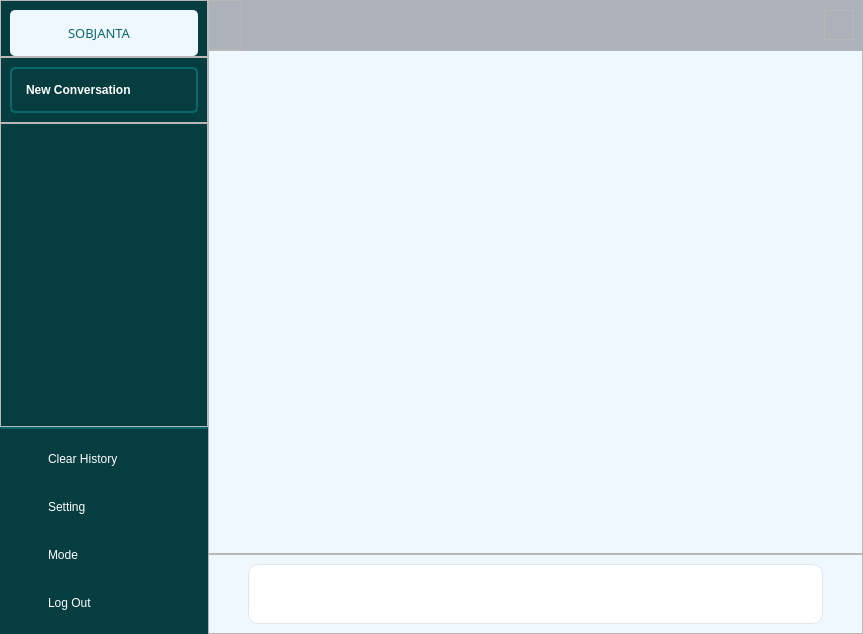
Old version of the form TestDemo-2/DashboardTestDemo.ui in the repository mrshakil015/Python-GUI-PyQt6.
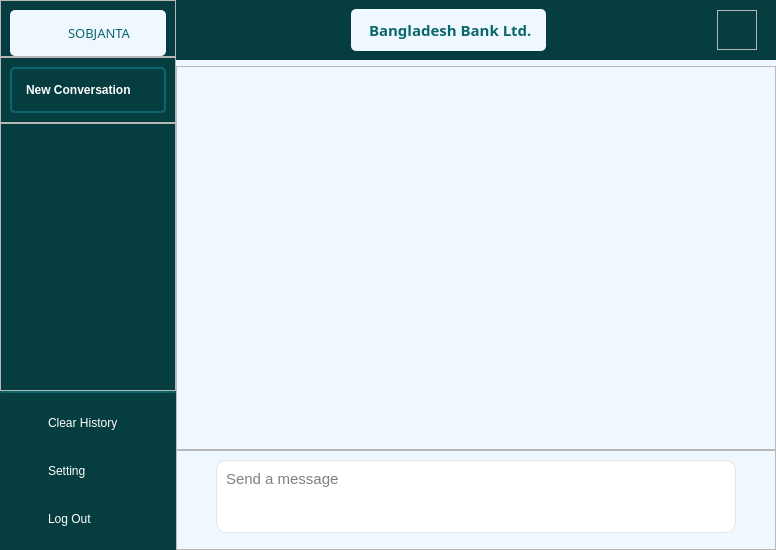
New version of the form. Icons and pictures are not drawn.

```diff
--- a/TestDemo-2/DashboardTestDemo.ui
+++ b/TestDemo-2/DashboardTestDemo.ui
@@ -6,8 +6,8 @@
    <rect>
     <x>0</x>
     <y>0</y>
-    <width>863</width>
-    <height>634</height>
+    <width>776</width>
+    <height>550</height>
    </rect>
   </property>
   <property name="windowTitle">
@@ -25,18 +25,54 @@
 padding: 5px;
 
 }
+
 #menuframe{
 border-top: 2px solid #0a676c;
 }
+
 #menuframe QFrame:hover,
+#chatlist::item:hover,
 #newconversation QFrame:hover{
 background-color:#0a676c;
 color: black;
 }
-#logo_section QFrame{
+
+#chatlist::item:selected {
+	background-color: #0a676c;
+}
+
+#chatlist {
+	border: none;
+}
+
+#chatlist::item {
+	color: #fff;
+	padding: 10px;
+	border-radius: 5px;
+	margin-top:5px;
+}
+
+#chatlist_scrollArea {
+  border: none;
+}
+
+#header{
+background-color: #063d40
+}
+#header QPushButton {
+border: none;
+background-color: transparent;
+}
+
+#logo_section QFrame, #companyname_section{
 background:#F0F8FF;
 border-radius: 5px;
 }
+#company_name{
+padding-left: 5px;
+color: #0A676C;
+}
+
 #login_section QPushButton{
 color: #0a676c;
 }
@@ -44,6 +80,7 @@
 #newconversation QFrame{
 border: 2px solid #0a676c;
 }
+
 #menuframe QFrame, 
 #newconversation QFrame{
 border-radius: 5px;
@@ -53,14 +90,6 @@
 border:noe;
 }
 
-#header{
-background-color: #abb2b9
-}
-#header QPushButton {
-border: none;
-background-color: transparent;
-}
-
 #input_frame{
 border: 1px solid #e5e5e5;
 background: #fff;
@@ -70,6 +99,7 @@
 #input_textEdit {
 border: none;
 padding-top: 5px;
+padding-left: 5px;
 }
 #send_btn{
 border: none;
@@ -298,9 +328,13 @@
          <property name="frameShadow">
           <enum>QFrame::Raised</enum>
          </property>
-         <layout class="QVBoxLayout" name="verticalLayout_2">
-          <item>
-           <widget class="QListView" name="chatlist"/>
+         <layout class="QGridLayout" name="gridLayout_3">
+          <item row="0" column="0">
+           <widget class="QListView" name="chatlist">
+            <property name="cursor" stdset="0">
+             <cursorShape>PointingHandCursor</cursorShape>
+            </property>
+           </widget>
           </item>
          </layout>
         </widget>
@@ -396,47 +430,6 @@
             </layout>
            </widget>
           </item>
-          <item>
-           <widget class="QFrame" name="frame_6">
-            <property name="cursor">
-             <cursorShape>PointingHandCursor</cursorShape>
-            </property>
-            <property name="frameShape">
-             <enum>QFrame::StyledPanel</enum>
-            </property>
-            <property name="frameShadow">
-             <enum>QFrame::Raised</enum>
-            </property>
-            <layout class="QHBoxLayout" name="horizontalLayout_3">
-             <item>
-              <widget class="QLabel" name="label_3">
-               <property name="maximumSize">
-                <size>
-                 <width>18</width>
-                 <height>18</height>
-                </size>
-               </property>
-               <property name="text">
-                <string/>
-               </property>
-               <property name="pixmap">
-                <pixmap resource="Icons/rescources2.qrc">:/icons/moon.svg</pixmap>
-               </property>
-               <property name="scaledContents">
-                <bool>true</bool>
-               </property>
-              </widget>
-             </item>
-             <item>
-              <widget class="QPushButton" name="pushButton_4">
-               <property name="text">
-                <string>Mode</string>
-               </property>
-              </widget>
-             </item>
-            </layout>
-           </widget>
-          </item>
           <item>
            <widget class="QFrame" name="frame_7">
             <property name="cursor">
@@ -498,10 +491,7 @@
         <height>550</height>
        </size>
       </property>
-      <layout class="QVBoxLayout" name="verticalLayout_5">
-       <property name="spacing">
-        <number>0</number>
-       </property>
+      <layout class="QGridLayout" name="gridLayout_4">
        <property name="sizeConstraint">
         <enum>QLayout::SetDefaultConstraint</enum>
        </property>
@@ -517,12 +507,12 @@
        <property name="bottomMargin">
         <number>0</number>
        </property>
-       <item>
+       <item row="0" column="0" alignment="Qt::AlignTop">
         <widget class="QWidget" name="header" native="true">
          <property name="minimumSize">
           <size>
            <width>0</width>
-           <height>50</height>
+           <height>60</height>
           </size>
          </property>
          <property name="maximumSize">
@@ -531,53 +521,7 @@
            <height>50</height>
           </size>
          </property>
-         <layout class="QHBoxLayout" name="horizontalLayout_10">
-          <property name="spacing">
-           <number>0</number>
-          </property>
-          <property name="leftMargin">
-           <number>0</number>
-          </property>
-          <property name="topMargin">
-           <number>0</number>
-          </property>
-          <property name="bottomMargin">
-           <number>0</number>
-          </property>
-          <item>
-           <widget class="QFrame" name="frame_3">
-            <property name="frameShape">
-             <enum>QFrame::StyledPanel</enum>
-            </property>
-            <property name="frameShadow">
-             <enum>QFrame::Raised</enum>
-            </property>
-            <layout class="QHBoxLayout" name="horizontalLayout_11">
-             <property name="spacing">
-              <number>0</number>
-             </property>
-             <property name="leftMargin">
-              <number>0</number>
-             </property>
-             <property name="topMargin">
-              <number>0</number>
-             </property>
-             <property name="rightMargin">
-              <number>0</number>
-             </property>
-             <property name="bottomMargin">
-              <number>0</number>
-             </property>
-             <item>
-              <widget class="QPushButton" name="pushButton_8">
-               <property name="text">
-                <string/>
-               </property>
-              </widget>
-             </item>
-            </layout>
-           </widget>
-          </item>
+         <layout class="QHBoxLayout" name="horizontalLayout_7">
           <item>
            <spacer name="horizontalSpacer_3">
             <property name="orientation">
@@ -585,7 +529,55 @@
             </property>
             <property name="sizeHint" stdset="0">
              <size>
-              <width>594</width>
+              <width>154</width>
+              <height>20</height>
+             </size>
+            </property>
+           </spacer>
+          </item>
+          <item>
+           <widget class="QFrame" name="companyname_section">
+            <property name="frameShape">
+             <enum>QFrame::StyledPanel</enum>
+            </property>
+            <property name="frameShadow">
+             <enum>QFrame::Raised</enum>
+            </property>
+            <layout class="QVBoxLayout" name="verticalLayout_2">
+             <property name="spacing">
+              <number>0</number>
+             </property>
+             <property name="topMargin">
+              <number>0</number>
+             </property>
+             <property name="bottomMargin">
+              <number>0</number>
+             </property>
+             <item>
+              <widget class="QLabel" name="company_name">
+               <property name="font">
+                <font>
+                 <family>Arial Black</family>
+                 <pointsize>11</pointsize>
+                 <bold>true</bold>
+                </font>
+               </property>
+               <property name="text">
+                <string>Bangladesh Bank Ltd.</string>
+               </property>
+              </widget>
+             </item>
+            </layout>
+           </widget>
+          </item>
+          <item>
+           <spacer name="horizontalSpacer_6">
+            <property name="orientation">
+             <enum>Qt::Horizontal</enum>
+            </property>
+            <property name="sizeHint" stdset="0">
+             <size>
+              <width>132</width>
               <height>20</height>
              </size>
             </property>
@@ -595,14 +587,14 @@
            <widget class="QFrame" name="frame_11">
             <property name="minimumSize">
              <size>
-              <width>30</width>
-              <height>30</height>
+              <width>40</width>
+              <height>40</height>
              </size>
             </property>
             <property name="maximumSize">
              <size>
-              <width>30</width>
-              <height>30</height>
+              <width>40</width>
+              <height>40</height>
              </size>
             </property>
             <property name="frameShape">
@@ -611,10 +603,7 @@
             <property name="frameShadow">
              <enum>QFrame::Raised</enum>
             </property>
-            <layout class="QHBoxLayout" name="horizontalLayout_12">
-             <property name="spacing">
-              <number>0</number>
-             </property>
+            <layout class="QGridLayout" name="gridLayout_11">
              <property name="leftMargin">
               <number>0</number>
              </property>
@@ -627,7 +616,10 @@
              <property name="bottomMargin">
               <number>0</number>
              </property>
-             <item>
+             <property name="spacing">
+              <number>6</number>
+             </property>
+             <item row="0" column="0">
               <widget class="QPushButton" name="pushButton_9">
                <property name="text">
                 <string/>
@@ -638,8 +630,8 @@
                </property>
                <property name="iconSize">
                 <size>
-                 <width>28</width>
-                 <height>28</height>
+                 <width>35</width>
+                 <height>35</height>
                 </size>
                </property>
               </widget>
@@ -647,10 +639,26 @@
             </layout>
            </widget>
           </item>
+          <item>
+           <spacer name="horizontalSpacer_7">
+            <property name="orientation">
+             <enum>Qt::Horizontal</enum>
+            </property>
+            <property name="sizeType">
+             <enum>QSizePolicy::Fixed</enum>
+            </property>
+            <property name="sizeHint" stdset="0">
+             <size>
+              <width>10</width>
+              <height>20</height>
+             </size>
+            </property>
+           </spacer>
+          </item>
          </layout>
         </widget>
        </item>
-       <item>
+       <item row="1" column="0">
         <widget class="QWidget" name="message_area" native="true">
          <layout class="QVBoxLayout" name="verticalLayout_7">
           <property name="spacing">
@@ -676,10 +684,7 @@
             <property name="frameShadow">
              <enum>QFrame::Raised</enum>
             </property>
-            <layout class="QHBoxLayout" name="horizontalLayout_8">
-             <property name="spacing">
-              <number>0</number>
-             </property>
+            <layout class="QGridLayout" name="gridLayout_5">
              <property name="leftMargin">
               <number>0</number>
              </property>
@@ -692,7 +697,7 @@
              <property name="bottomMargin">
               <number>0</number>
              </property>
-             <item>
+             <item row="0" column="0">
               <widget class="QScrollArea" name="main_scrollArea">
                <property name="widgetResizable">
                 <bool>true</bool>
@@ -702,8 +707,8 @@
                  <rect>
                   <x>0</x>
                   <y>0</y>
-                  <width>651</width>
-                  <height>502</height>
+                  <width>598</width>
+                  <height>383</height>
                  </rect>
                 </property>
                 <layout class="QGridLayout" name="gridLayout">
@@ -712,10 +717,13 @@
                    <property name="orientation">
                     <enum>Qt::Vertical</enum>
                    </property>
+                   <property name="sizeType">
+                    <enum>QSizePolicy::Expanding</enum>
+                   </property>
                    <property name="sizeHint" stdset="0">
                     <size>
                      <width>20</width>
-                     <height>425</height>
+                     <height>40</height>
                     </size>
                    </property>
                   </spacer>
@@ -732,13 +740,13 @@
             <property name="minimumSize">
              <size>
               <width>0</width>
-              <height>50</height>
+              <height>0</height>
              </size>
             </property>
             <property name="maximumSize">
              <size>
               <width>16777215</width>
-              <height>80</height>
+              <height>100</height>
              </size>
             </property>
             <property name="frameShape">
@@ -747,8 +755,11 @@
             <property name="frameShadow">
              <enum>QFrame::Raised</enum>
             </property>
-            <layout class="QHBoxLayout" name="horizontalLayout_13">
-             <item>
+            <layout class="QGridLayout" name="gridLayout_9">
+             <property name="bottomMargin">
+              <number>16</number>
+             </property>
+             <item row="0" column="0">
               <spacer name="horizontalSpacer">
                <property name="orientation">
                 <enum>Qt::Horizontal</enum>
@@ -764,7 +775,7 @@
                </property>
               </spacer>
              </item>
-             <item>
+             <item row="0" column="1">
               <widget class="QFrame" name="input_frame">
                <property name="frameShape">
                 <enum>QFrame::StyledPanel</enum>
@@ -773,27 +784,21 @@
                 <enum>QFrame::Raised</enum>
                </property>
                <layout class="QGridLayout" name="gridLayout_2">
+                <property name="leftMargin">
+                 <number>0</number>
+                </property>
                 <property name="topMargin">
-                 <number>9</number>
+                 <number>0</number>
+                </property>
+                <property name="rightMargin">
+                 <number>7</number>
                 </property>
                 <property name="bottomMargin">
-                 <number>9</number>
+                 <number>0</number>
                 </property>
-                <item row="0" column="0">
-                 <widget class="QTextEdit" name="input_textEdit">
-                  <property name="minimumSize">
-                   <size>
-                    <width>0</width>
-                    <height>30</height>
-                   </size>
-                  </property>
-                  <property name="font">
-                   <font>
-                    <pointsize>11</pointsize>
-                   </font>
-                  </property>
-                 </widget>
-                </item>
+                <property name="spacing">
+                 <number>0</number>
+                </property>
                 <item row="0" column="1">
                  <widget class="QPushButton" name="send_btn">
                   <property name="minimumSize">
@@ -826,10 +831,28 @@
                   </property>
                  </widget>
                 </item>
+                <item row="0" column="0">
+                 <widget class="QTextEdit" name="input_textEdit">
+                  <property name="minimumSize">
+                   <size>
+                    <width>0</width>
+                    <height>50</height>
+                   </size>
+                  </property>
+                  <property name="font">
+                   <font>
+                    <pointsize>11</pointsize>
+                   </font>
+                  </property>
+                  <property name="placeholderText">
+                   <string>Send a message</string>
+                  </property>
+                 </widget>
+                </item>
                </layout>
               </widget>
              </item>
-             <item>
+             <item row="0" column="2">
               <spacer name="horizontalSpacer_2">
                <property name="orientation">
                 <enum>Qt::Horizontal</enum>
```
Left out of the diff: 5 changed lines with no effect on the pictures.
